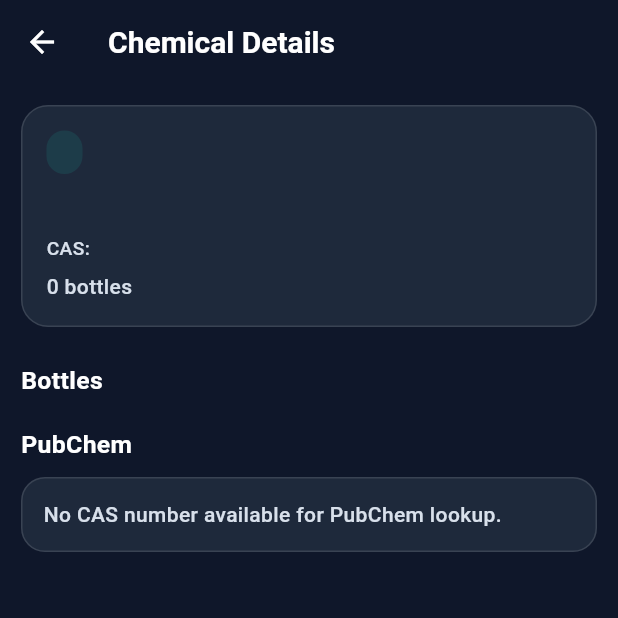
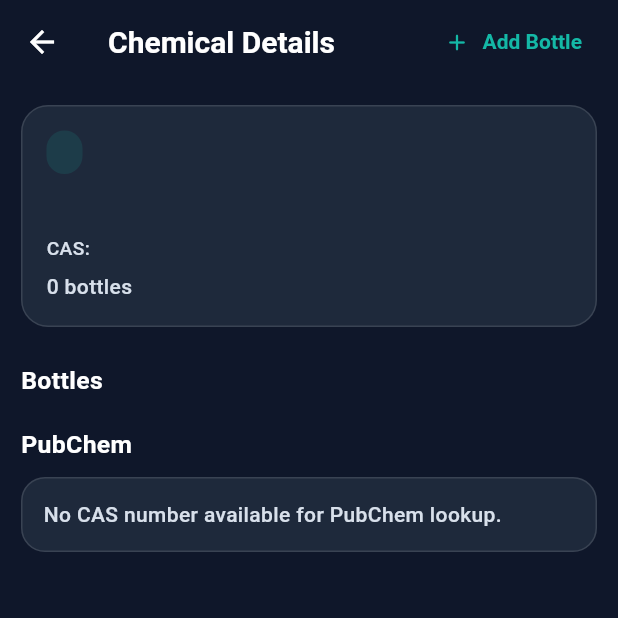
Before and after one commit to sandibag3/bs_lab_app, a Flutter app: the ChemicalDetailScreen screen opened directly with empty values, on a phone screen of 412 x 824 dp, the top half of it. Run offline on Flutter 3.47's test engine with Material 3 defaults, Android fonts, the phone set to English and light mode, and no system bars; our stand-ins replace cloud_firestore, csv, file_picker, firebase_auth, firebase_core, image_picker and 3 more; missing offline and left inert: excel, mobile_scanner, network_info_plus, permission_handler_platform_interface; accounts and stored records are empty.

Commit message:
Add bottle action to chemical details

```diff
--- a/lib/screens/chemical_detail_screen.dart
+++ b/lib/screens/chemical_detail_screen.dart
@@ -4,6 +4,7 @@ import '../services/inventory_service.dart';
 import '../services/pubchem_service.dart';
 import '../theme/labmate_theme.dart';
 import '../widgets/responsive_page_container.dart';
+import 'add_new_chemical_screen.dart';
 
 class ChemicalDetailScreen extends StatefulWidget {
   final ChemicalModel chemical;
@@ -52,6 +53,15 @@ class _ChemicalDetailScreenState extends State<ChemicalDetailScreen>
   void dispose() {
     _animationController.dispose();
     super.dispose();
+  }
+
+  Future<void> _openAddBottle() async {
+    await Navigator.push(
+      context,
+      MaterialPageRoute(
+        builder: (_) => AddNewChemicalScreen(manualPrefill: widget.chemical),
+      ),
+    );
   }
 
   Color availabilityColor(String availability) {
@@ -495,7 +505,19 @@ class _ChemicalDetailScreenState extends State<ChemicalDetailScreen>
     final colorScheme = context.colorScheme;
 
     return Scaffold(
-      appBar: AppBar(title: const Text('Chemical Details')),
+      appBar: AppBar(
+        title: const Text('Chemical Details'),
+        actions: [
+          Padding(
+            padding: const EdgeInsets.only(right: 8),
+            child: TextButton.icon(
+              onPressed: _openAddBottle,
+              icon: const Icon(Icons.add_rounded, size: 18),
+              label: const Text('Add Bottle'),
+            ),
+          ),
+        ],
+      ),
       body: ResponsivePageContainer(
         maxWidth: 1120,
         child: StreamBuilder<List<ChemicalModel>>(
```
